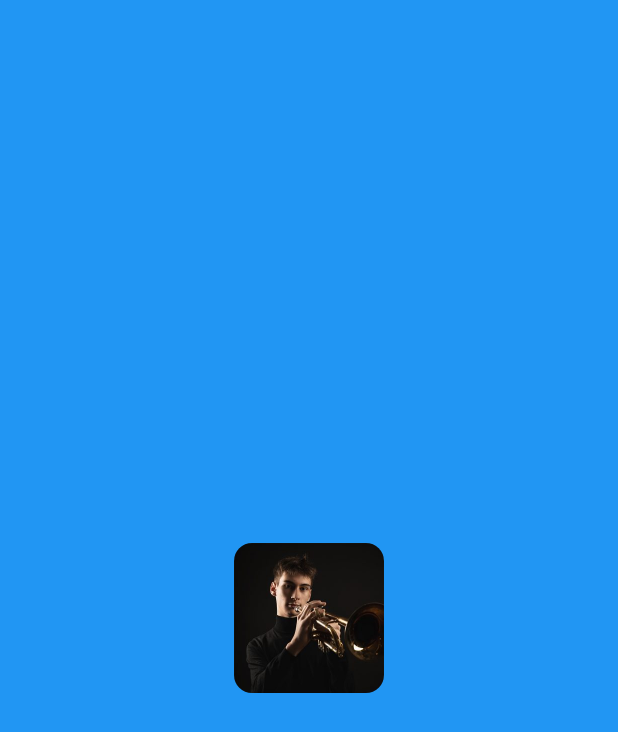
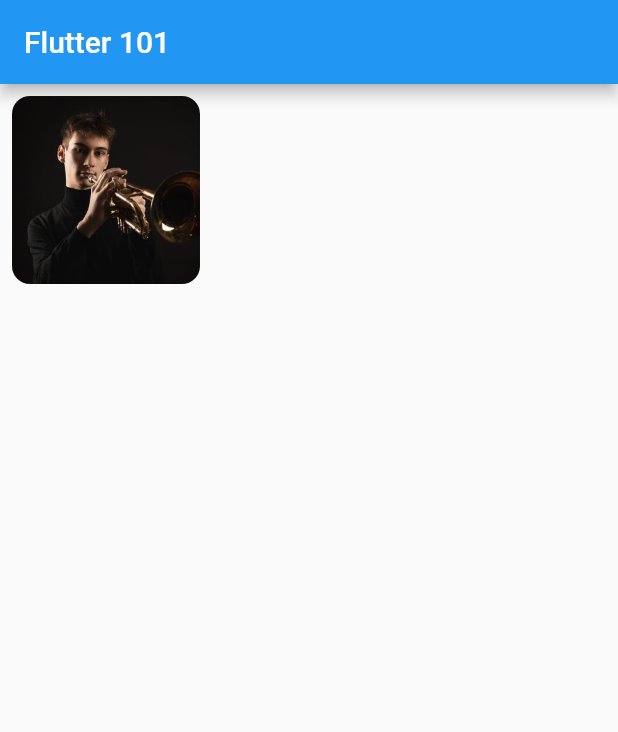
Before and after one commit to jpelgrim/flutter101, a Flutter app: the screen it shows after launch, on a phone screen of 412 x 824 dp. Shown: the top 732 px of the screen. Run offline on Flutter 3.47's test engine with Material 2 defaults, Android fonts, the phone set to English and light mode, and no system bars; our stand-ins replace audioplayers.

Commit message:
Add GridView

```diff
--- a/lib/main.dart
+++ b/lib/main.dart
@@ -8,12 +8,26 @@ void main() {
 class Flutter101App extends StatelessWidget {
   @override
   Widget build(BuildContext context) {
-    return Container(
-      color: Colors.blue,
-      child: Center(
-        child: SoundButton(name: 'trumpet'),
-      ),
-    );
+    return MaterialApp(
+        title: 'Flutter 101',
+        theme: ThemeData(
+          primarySwatch: Colors.blue,
+        ),
+        home: Scaffold(
+          appBar: AppBar(
+            title: Text('Flutter 101'),
+          ),
+          body: GridView.count(
+            primary: false,
+            padding: const EdgeInsets.all(8.0),
+            crossAxisSpacing: 10,
+            mainAxisSpacing: 10,
+            crossAxisCount: 3,
+            children: <Widget>[
+              SoundButton(name: 'trumpet'),
+            ],
+          ),
+        ));
   }
 }
 
```
